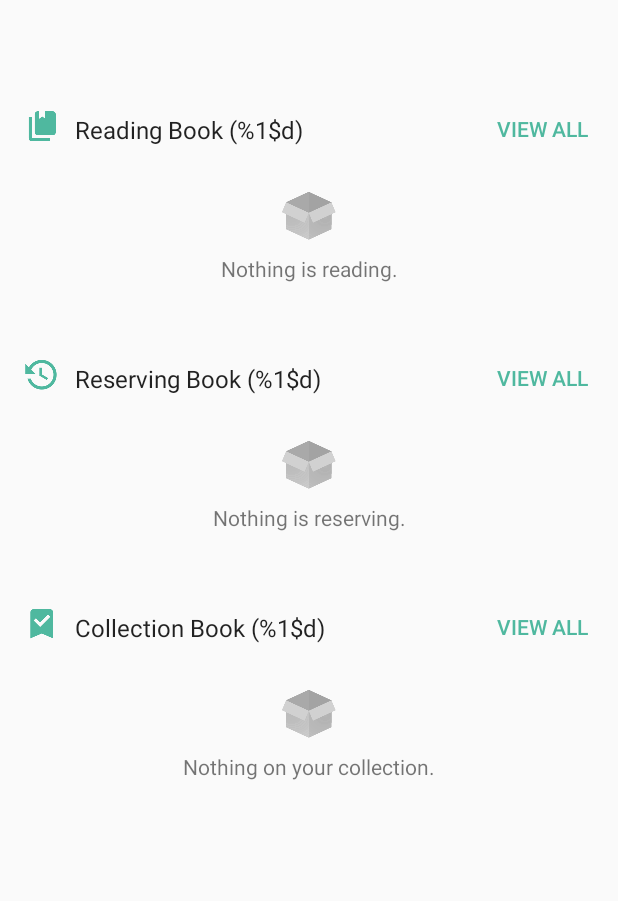
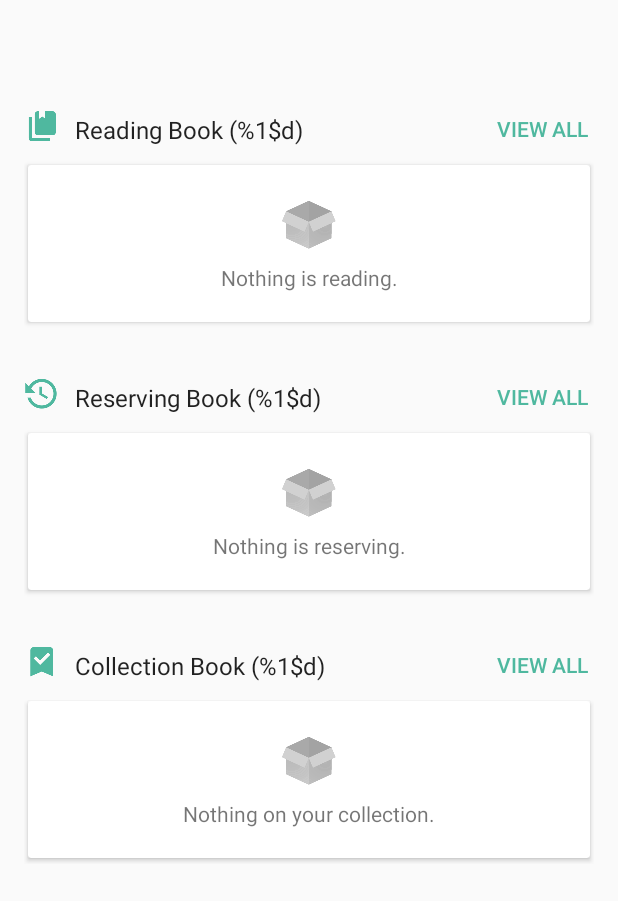
Before and after one commit to HeyYZU/HeyYZU-Android, an Android app: the layout view_library_dashboard.xml on its own in the app's theme, with its tools: preview values and no code run, on a phone screen of 412 x 824 dp. Shown: the top 901 px of the screen. Run offline under Robolectric (Android 15) with nearby library versions, the phone set to English and light mode, and no system bars.

Commit message:
Change dashboard layout

```diff
--- a/app/src/main/res/layout/item_reserving_book.xml
+++ b/app/src/main/res/layout/item_reserving_book.xml
@@ -1,13 +1,7 @@
 <?xml version="1.0" encoding="utf-8"?>
-<android.support.v7.widget.CardView xmlns:android="http://schemas.android.com/apk/res/android"
+<android.support.constraint.ConstraintLayout
+    xmlns:android="http://schemas.android.com/apk/res/android"
     xmlns:app="http://schemas.android.com/apk/res-auto"
-    android:layout_width="match_parent"
-    android:layout_height="wrap_content"
-    app:cardUseCompatPadding="true"
-    android:layout_marginTop="8dp"
-    android:layout_marginLeft="8dp"
-    android:layout_marginRight="8dp">
-    <android.support.constraint.ConstraintLayout
     android:layout_width="match_parent"
     android:layout_height="wrap_content"
     android:padding="15dp">
@@ -22,7 +16,6 @@
         android:textSize="16sp"
         android:textColor="@color/colorBlack87"/>
 
-
     <TextView
         android:id="@+id/txt_book_reserving_order"
         android:layout_width="wrap_content"
@@ -35,4 +28,3 @@
 
 
 </android.support.constraint.ConstraintLayout>
-</android.support.v7.widget.CardView>
--- a/app/src/main/res/layout/view_library_dashboard.xml
+++ b/app/src/main/res/layout/view_library_dashboard.xml
@@ -4,8 +4,9 @@
     android:layout_height="match_parent"
     android:layout_marginTop="56dp"
     xmlns:tools="http://schemas.android.com/tools"
+    tools:showIn="@layout/fragment_library"
     xmlns:app="http://schemas.android.com/apk/res-auto"
-    tools:showIn="@layout/fragment_library"
+
     android:id="@+id/view_library_dashboard"
     app:layout_behavior="@string/appbar_scrolling_view_behavior">
 
@@ -41,15 +42,18 @@
             android:text="@string/btn_view_all"
             style="@style/Library.Dashboard.Button" />
 
-        <android.support.constraint.ConstraintLayout
-            android:id="@+id/view_reading_list"
+        <android.support.v7.widget.CardView
             android:layout_width="0dp"
             android:layout_height="wrap_content"
-            android:minHeight="100dp"
+            app:cardUseCompatPadding="true"
+            android:id="@+id/view_reading_list"
+            app:layout_constraintTop_toBottomOf="@+id/ic_reading_book"
+            app:layout_constraintRight_toRightOf="parent"
             app:layout_constraintLeft_toLeftOf="parent"
-            app:layout_constraintRight_toRightOf="parent"
-            app:layout_constraintTop_toBottomOf="@id/ic_reading_book"
             android:layout_marginTop="10dp">
+            <android.support.constraint.ConstraintLayout
+                android:layout_width="match_parent"
+                android:layout_height="wrap_content">
 
                 <android.support.v7.widget.RecyclerView
                     android:visibility="gone"
@@ -58,8 +62,7 @@
                     android:layout_height="wrap_content"
                     app:layout_constraintLeft_toLeftOf="parent"
                     app:layout_constraintRight_toRightOf="parent"
-                app:layout_constraintTop_toTopOf="parent"
-                app:layout_constraintBottom_toBottomOf="parent"/>
+                    app:layout_constraintTop_toTopOf="parent" />
 
                 <TextView
                     android:id="@+id/tv_reading_book_empty"
@@ -72,8 +75,10 @@
                     android:text="@string/txt_library_no_reading_book"
                     android:drawableTop="@drawable/ic_empty_box"
                     android:drawablePadding="5dp"
+                    android:layout_margin="20dp"
                     />
             </android.support.constraint.ConstraintLayout>
+        </android.support.v7.widget.CardView>
 
         <ImageView
             android:id="@+id/ic_reserving_book"
@@ -104,15 +109,20 @@
             style="@style/Library.Dashboard.Button"
             android:text="@string/btn_view_all"/>
 
-        <android.support.constraint.ConstraintLayout
+
+        <android.support.v7.widget.CardView
             android:id="@+id/view_reserving_list"
             android:layout_width="0dp"
             android:layout_height="wrap_content"
-            android:minHeight="100dp"
+            app:cardUseCompatPadding="true"
             app:layout_constraintLeft_toLeftOf="parent"
             app:layout_constraintRight_toRightOf="parent"
-            app:layout_constraintTop_toBottomOf="@id/ic_reserving_book"
+            app:layout_constraintTop_toBottomOf="@+id/ic_reserving_book"
             android:layout_marginTop="10dp">
+
+            <android.support.constraint.ConstraintLayout
+                android:layout_width="match_parent"
+                android:layout_height="wrap_content">
                 <android.support.v7.widget.RecyclerView
                     android:visibility="gone"
                     android:id="@+id/recycler_view_reserving_book"
@@ -120,9 +130,7 @@
                     android:layout_height="wrap_content"
                     app:layout_constraintLeft_toLeftOf="parent"
                     app:layout_constraintRight_toRightOf="parent"
-                app:layout_constraintTop_toTopOf="parent"
-                app:layout_constraintBottom_toBottomOf="parent"
-                android:layout_marginTop="10dp"/>
+                    app:layout_constraintTop_toTopOf="parent" />
 
                 <TextView
                     android:id="@+id/tv_reserving_book_empty"
@@ -135,8 +143,12 @@
                     android:text="@string/txt_library_no_reserving_book"
                     android:drawableTop="@drawable/ic_empty_box"
                     android:drawablePadding="5dp"
+                    android:layout_margin="20dp"
                     />
             </android.support.constraint.ConstraintLayout>
+
+        </android.support.v7.widget.CardView>
+
 
         <ImageView
             android:id="@+id/ic_favorite_book"
@@ -167,14 +179,18 @@
             style="@style/Library.Dashboard.Button"
             android:text="@string/btn_view_all"/>
 
-        <android.support.constraint.ConstraintLayout
+        <android.support.v7.widget.CardView
             android:layout_width="0dp"
             android:layout_height="wrap_content"
-            android:minHeight="100dp"
+            app:cardUseCompatPadding="true"
             app:layout_constraintLeft_toLeftOf="parent"
             app:layout_constraintRight_toRightOf="parent"
-            app:layout_constraintTop_toBottomOf="@id/ic_favorite_book"
+            app:layout_constraintTop_toBottomOf="@+id/ic_favorite_book"
             android:layout_marginTop="10dp">
+
+            <android.support.constraint.ConstraintLayout
+                android:layout_width="match_parent"
+                android:layout_height="wrap_content">
                 <android.support.v7.widget.RecyclerView
                     android:visibility="gone"
                     android:id="@+id/recycler_view_favorite_book"
@@ -182,8 +198,7 @@
                     android:layout_height="wrap_content"
                     app:layout_constraintLeft_toLeftOf="parent"
                     app:layout_constraintRight_toRightOf="parent"
-                app:layout_constraintTop_toTopOf="parent"
-                app:layout_constraintBottom_toBottomOf="parent"/>
+                    app:layout_constraintTop_toTopOf="parent" />
                 <TextView
                     android:id="@+id/tv_favorite_book_empty"
                     android:layout_width="wrap_content"
@@ -195,8 +210,11 @@
                     android:text="@string/txt_library_no_favorite_book"
                     android:drawableTop="@drawable/ic_empty_box"
                     android:drawablePadding="5dp"
+                    android:layout_margin="20dp"
                     />
+
             </android.support.constraint.ConstraintLayout>
+        </android.support.v7.widget.CardView>
 
     </android.support.constraint.ConstraintLayout>
 
```
Lines whose indentation alone changed are shown as unchanged.
